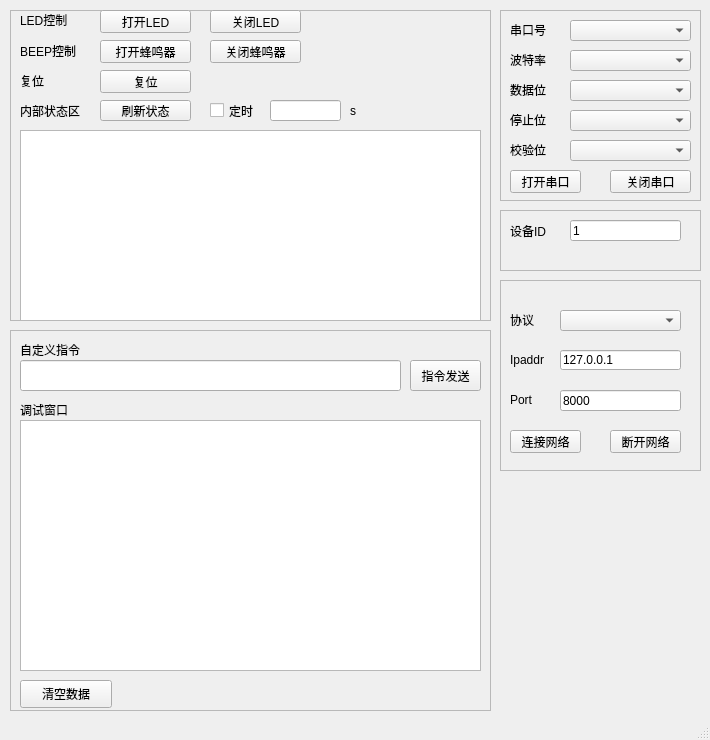
The window that upper_app/manage_tool/mainwindow.ui (zc110747/remote_manage) describes before a commit, drawn with Qt 5.
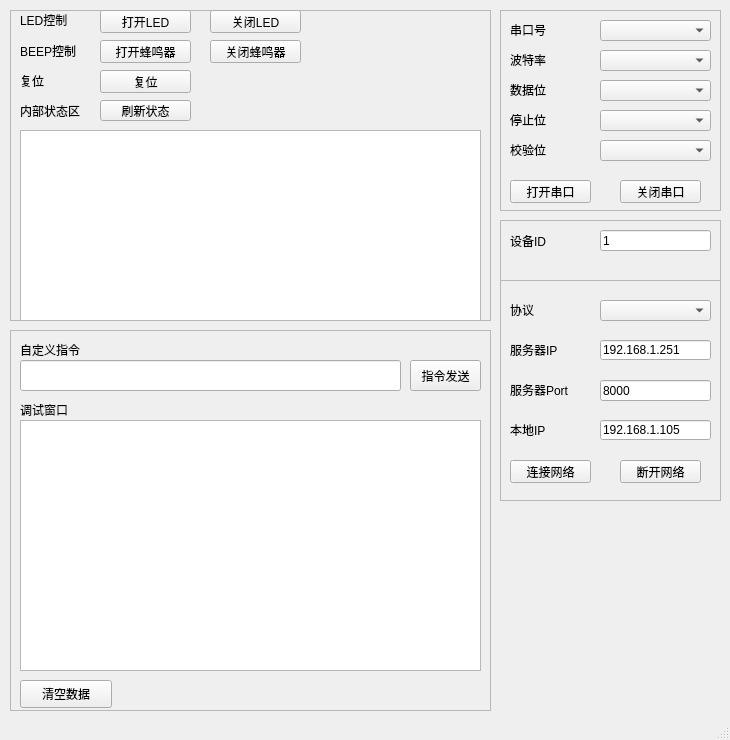
The same window after the commit.

The edit to the form file:
```diff
--- a/upper_app/manage_tool/mainwindow.ui
+++ b/upper_app/manage_tool/mainwindow.ui
@@ -6,19 +6,19 @@
    <rect>
     <x>0</x>
     <y>0</y>
-    <width>710</width>
+    <width>730</width>
     <height>740</height>
    </rect>
   </property>
   <property name="minimumSize">
    <size>
-    <width>710</width>
+    <width>730</width>
     <height>720</height>
    </size>
   </property>
   <property name="maximumSize">
    <size>
-    <width>710</width>
+    <width>730</width>
     <height>740</height>
    </size>
   </property>
@@ -34,8 +34,8 @@
      <rect>
       <x>500</x>
       <y>10</y>
-      <width>201</width>
-      <height>191</height>
+      <width>221</width>
+      <height>201</height>
      </rect>
     </property>
     <property name="minimumSize">
@@ -58,7 +58,7 @@
       <rect>
        <x>10</x>
        <y>10</y>
-       <width>51</width>
+       <width>61</width>
        <height>20</height>
       </rect>
      </property>
@@ -69,9 +69,9 @@
     <widget class="QComboBox" name="combo_box_com">
      <property name="geometry">
       <rect>
-       <x>70</x>
+       <x>100</x>
        <y>10</y>
-       <width>121</width>
+       <width>111</width>
        <height>21</height>
       </rect>
      </property>
@@ -81,7 +81,7 @@
       <rect>
        <x>10</x>
        <y>40</y>
-       <width>51</width>
+       <width>61</width>
        <height>20</height>
       </rect>
      </property>
@@ -92,9 +92,9 @@
     <widget class="QComboBox" name="combo_box_baud">
      <property name="geometry">
       <rect>
-       <x>70</x>
+       <x>100</x>
        <y>40</y>
-       <width>121</width>
+       <width>111</width>
        <height>21</height>
       </rect>
      </property>
@@ -104,7 +104,7 @@
       <rect>
        <x>10</x>
        <y>70</y>
-       <width>51</width>
+       <width>61</width>
        <height>20</height>
       </rect>
      </property>
@@ -115,9 +115,9 @@
     <widget class="QComboBox" name="combo_box_data">
      <property name="geometry">
       <rect>
-       <x>70</x>
+       <x>100</x>
        <y>70</y>
-       <width>121</width>
+       <width>111</width>
        <height>21</height>
       </rect>
      </property>
@@ -127,7 +127,7 @@
       <rect>
        <x>10</x>
        <y>100</y>
-       <width>51</width>
+       <width>61</width>
        <height>20</height>
       </rect>
      </property>
@@ -138,9 +138,9 @@
     <widget class="QComboBox" name="combo_box_stop">
      <property name="geometry">
       <rect>
-       <x>70</x>
+       <x>100</x>
        <y>100</y>
-       <width>121</width>
+       <width>111</width>
        <height>21</height>
       </rect>
      </property>
@@ -150,7 +150,7 @@
       <rect>
        <x>10</x>
        <y>130</y>
-       <width>51</width>
+       <width>61</width>
        <height>20</height>
       </rect>
      </property>
@@ -161,9 +161,9 @@
     <widget class="QComboBox" name="combo_box_parity">
      <property name="geometry">
       <rect>
-       <x>70</x>
+       <x>100</x>
        <y>130</y>
-       <width>121</width>
+       <width>111</width>
        <height>21</height>
       </rect>
      </property>
@@ -172,8 +172,8 @@
      <property name="geometry">
       <rect>
        <x>10</x>
-       <y>160</y>
-       <width>71</width>
+       <y>170</y>
+       <width>81</width>
        <height>23</height>
       </rect>
      </property>
@@ -184,8 +184,8 @@
     <widget class="QPushButton" name="btn_uart_close">
      <property name="geometry">
       <rect>
-       <x>110</x>
-       <y>160</y>
+       <x>120</x>
+       <y>170</y>
        <width>81</width>
        <height>23</height>
       </rect>
@@ -327,42 +327,6 @@
       <string>刷新状态</string>
      </property>
     </widget>
-    <widget class="QCheckBox" name="check_box_time">
-     <property name="geometry">
-      <rect>
-       <x>200</x>
-       <y>90</y>
-       <width>51</width>
-       <height>21</height>
-      </rect>
-     </property>
-     <property name="text">
-      <string>定时</string>
-     </property>
-    </widget>
-    <widget class="QLineEdit" name="line_edit_time">
-     <property name="geometry">
-      <rect>
-       <x>260</x>
-       <y>90</y>
-       <width>71</width>
-       <height>21</height>
-      </rect>
-     </property>
-    </widget>
-    <widget class="QLabel" name="label_time">
-     <property name="geometry">
-      <rect>
-       <x>340</x>
-       <y>90</y>
-       <width>41</width>
-       <height>21</height>
-      </rect>
-     </property>
-     <property name="text">
-      <string>s</string>
-     </property>
-    </widget>
     <widget class="QLabel" name="label_reboot">
      <property name="geometry">
       <rect>
@@ -394,8 +358,8 @@
     <property name="geometry">
      <rect>
       <x>500</x>
-      <y>210</y>
-      <width>201</width>
+      <y>220</y>
+      <width>221</width>
       <height>61</height>
      </rect>
     </property>
@@ -421,7 +385,7 @@
     <widget class="QLineEdit" name="line_edit_dev_id">
      <property name="geometry">
       <rect>
-       <x>70</x>
+       <x>100</x>
        <y>10</y>
        <width>111</width>
        <height>21</height>
@@ -528,8 +492,8 @@
      <rect>
       <x>500</x>
       <y>280</y>
-      <width>201</width>
-      <height>191</height>
+      <width>221</width>
+      <height>221</height>
      </rect>
     </property>
     <property name="frameShape">
@@ -542,47 +506,47 @@
      <property name="geometry">
       <rect>
        <x>10</x>
-       <y>70</y>
-       <width>41</width>
+       <y>60</y>
+       <width>81</width>
        <height>20</height>
       </rect>
      </property>
      <property name="text">
-      <string>Ipaddr</string>
+      <string>服务器IP</string>
      </property>
     </widget>
     <widget class="QLineEdit" name="line_edit_ipaddr">
      <property name="geometry">
       <rect>
-       <x>60</x>
-       <y>70</y>
-       <width>121</width>
+       <x>100</x>
+       <y>60</y>
+       <width>111</width>
        <height>20</height>
       </rect>
      </property>
      <property name="text">
-      <string>127.0.0.1</string>
+      <string>192.168.1.251</string>
      </property>
     </widget>
     <widget class="QLabel" name="label_port">
      <property name="geometry">
       <rect>
        <x>10</x>
-       <y>110</y>
-       <width>41</width>
+       <y>100</y>
+       <width>81</width>
        <height>20</height>
       </rect>
      </property>
      <property name="text">
-      <string>Port</string>
+      <string>服务器Port</string>
      </property>
     </widget>
     <widget class="QLineEdit" name="line_edit_port">
      <property name="geometry">
       <rect>
-       <x>60</x>
-       <y>110</y>
-       <width>121</width>
+       <x>100</x>
+       <y>100</y>
+       <width>111</width>
        <height>21</height>
       </rect>
      </property>
@@ -594,8 +558,8 @@
      <property name="geometry">
       <rect>
        <x>10</x>
-       <y>150</y>
-       <width>71</width>
+       <y>180</y>
+       <width>81</width>
        <height>23</height>
       </rect>
      </property>
@@ -606,9 +570,9 @@
     <widget class="QPushButton" name="btn_socket_close">
      <property name="geometry">
       <rect>
-       <x>110</x>
-       <y>150</y>
-       <width>71</width>
+       <x>120</x>
+       <y>180</y>
+       <width>81</width>
        <height>23</height>
       </rect>
      </property>
@@ -620,7 +584,7 @@
      <property name="geometry">
       <rect>
        <x>10</x>
-       <y>30</y>
+       <y>20</y>
        <width>51</width>
        <height>20</height>
       </rect>
@@ -632,13 +596,39 @@
     <widget class="QComboBox" name="combo_box_socket_type">
      <property name="geometry">
       <rect>
-       <x>60</x>
-       <y>30</y>
-       <width>121</width>
+       <x>100</x>
+       <y>20</y>
+       <width>111</width>
        <height>21</height>
       </rect>
      </property>
     </widget>
+    <widget class="QLabel" name="label_local_ipaddr">
+     <property name="geometry">
+      <rect>
+       <x>10</x>
+       <y>140</y>
+       <width>81</width>
+       <height>20</height>
+      </rect>
+     </property>
+     <property name="text">
+      <string>本地IP</string>
+     </property>
+    </widget>
+    <widget class="QLineEdit" name="line_edit_local_ipaddr">
+     <property name="geometry">
+      <rect>
+       <x>100</x>
+       <y>140</y>
+       <width>111</width>
+       <height>20</height>
+      </rect>
+     </property>
+     <property name="text">
+      <string>192.168.1.105</string>
+     </property>
+    </widget>
    </widget>
   </widget>
   <widget class="QMenuBar" name="menubar">
```
Left out of the diff: 6 changed lines with no effect on the pictures.
